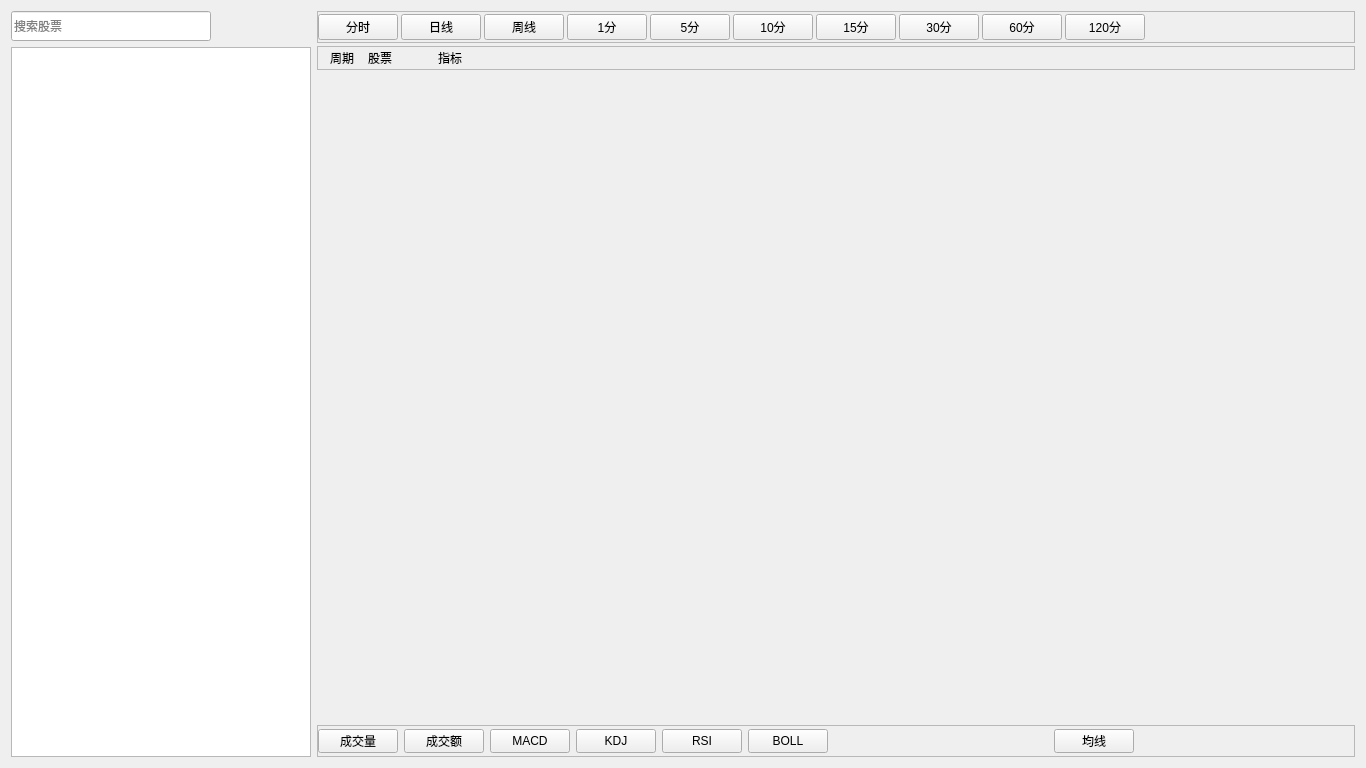
Daydreamer-AI/MPolicy, file gui/qt_widgets/market/MarketWidget.ui: the form before one commit.
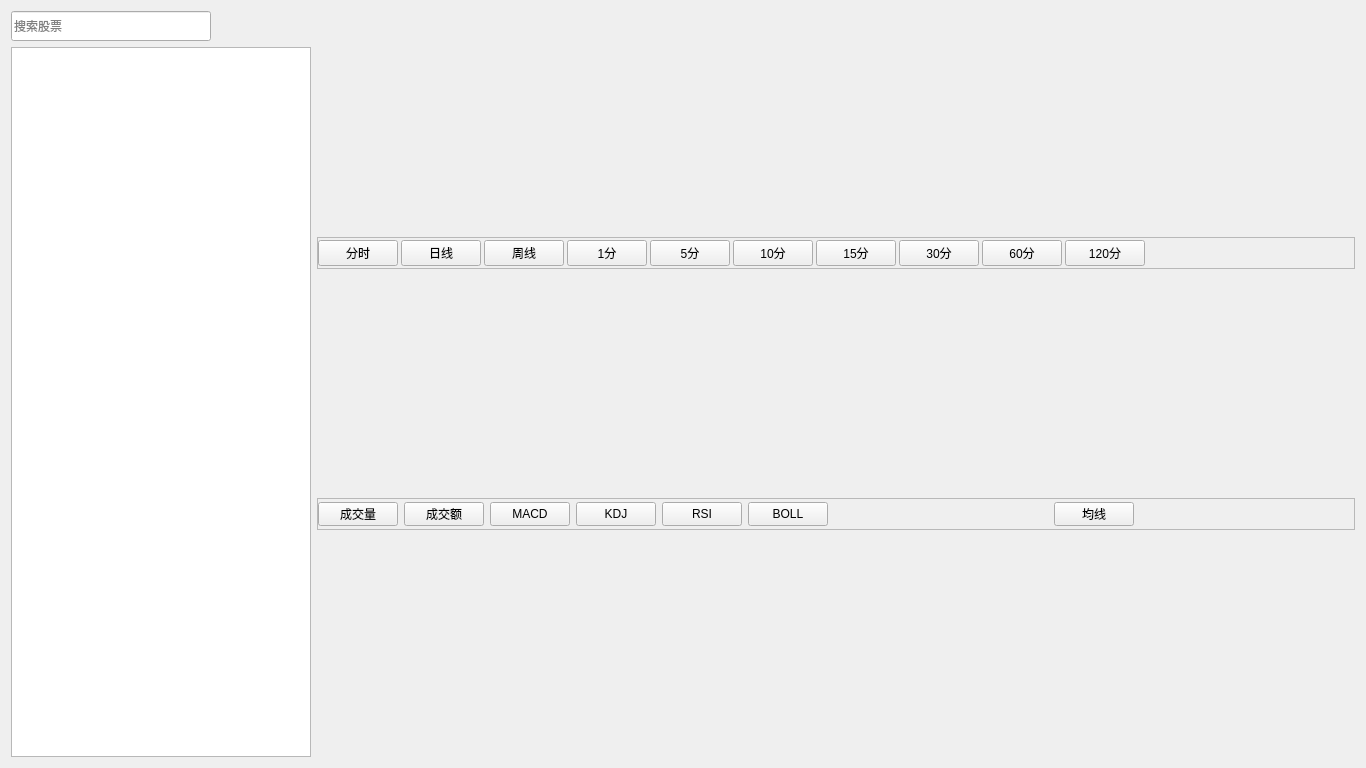
The form after the commit.

The edit to the form file:
```diff
--- a/gui/qt_widgets/market/MarketWidget.ui
+++ b/gui/qt_widgets/market/MarketWidget.ui
@@ -71,7 +71,7 @@
       <number>3</number>
      </property>
      <item>
-      <layout class="QVBoxLayout" name="verticalLayout_2" stretch="0,0,3">
+      <layout class="QVBoxLayout" name="verticalLayout_2" stretch="0">
        <property name="spacing">
         <number>3</number>
        </property>
@@ -197,108 +197,6 @@
          </layout>
         </widget>
        </item>
-       <item>
-        <widget class="QFrame" name="frame_indicator">
-         <property name="minimumSize">
-          <size>
-           <width>0</width>
-           <height>24</height>
-          </size>
-         </property>
-         <property name="maximumSize">
-          <size>
-           <width>16777215</width>
-           <height>24</height>
-          </size>
-         </property>
-         <property name="frameShape">
-          <enum>QFrame::StyledPanel</enum>
-         </property>
-         <property name="frameShadow">
-          <enum>QFrame::Raised</enum>
-         </property>
-         <layout class="QHBoxLayout" name="horizontalLayout_2">
-          <property name="leftMargin">
-           <number>12</number>
-          </property>
-          <property name="topMargin">
-           <number>0</number>
-          </property>
-          <property name="rightMargin">
-           <number>0</number>
-          </property>
-          <property name="bottomMargin">
-           <number>0</number>
-          </property>
-          <item>
-           <widget class="QLabel" name="label_select_period">
-            <property name="minimumSize">
-             <size>
-              <width>32</width>
-              <height>0</height>
-             </size>
-            </property>
-            <property name="maximumSize">
-             <size>
-              <width>32</width>
-              <height>16777215</height>
-             </size>
-            </property>
-            <property name="text">
-             <string>周期</string>
-            </property>
-           </widget>
-          </item>
-          <item>
-           <widget class="QLabel" name="label_select_stock">
-            <property name="minimumSize">
-             <size>
-              <width>64</width>
-              <height>0</height>
-             </size>
-            </property>
-            <property name="maximumSize">
-             <size>
-              <width>64</width>
-              <height>16777215</height>
-             </size>
-            </property>
-            <property name="text">
-             <string>股票</string>
-            </property>
-           </widget>
-          </item>
-          <item>
-           <widget class="QLabel" name="label_select_indicator">
-            <property name="text">
-             <string>指标</string>
-            </property>
-           </widget>
-          </item>
-         </layout>
-        </widget>
-       </item>
-       <item>
-        <widget class="QWidget" name="widget_k_line" native="true">
-         <layout class="QVBoxLayout" name="verticalLayout_3">
-          <property name="spacing">
-           <number>0</number>
-          </property>
-          <property name="leftMargin">
-           <number>0</number>
-          </property>
-          <property name="topMargin">
-           <number>0</number>
-          </property>
-          <property name="rightMargin">
-           <number>0</number>
-          </property>
-          <property name="bottomMargin">
-           <number>0</number>
-          </property>
-         </layout>
-        </widget>
-       </item>
       </layout>
      </item>
      <item>
```
